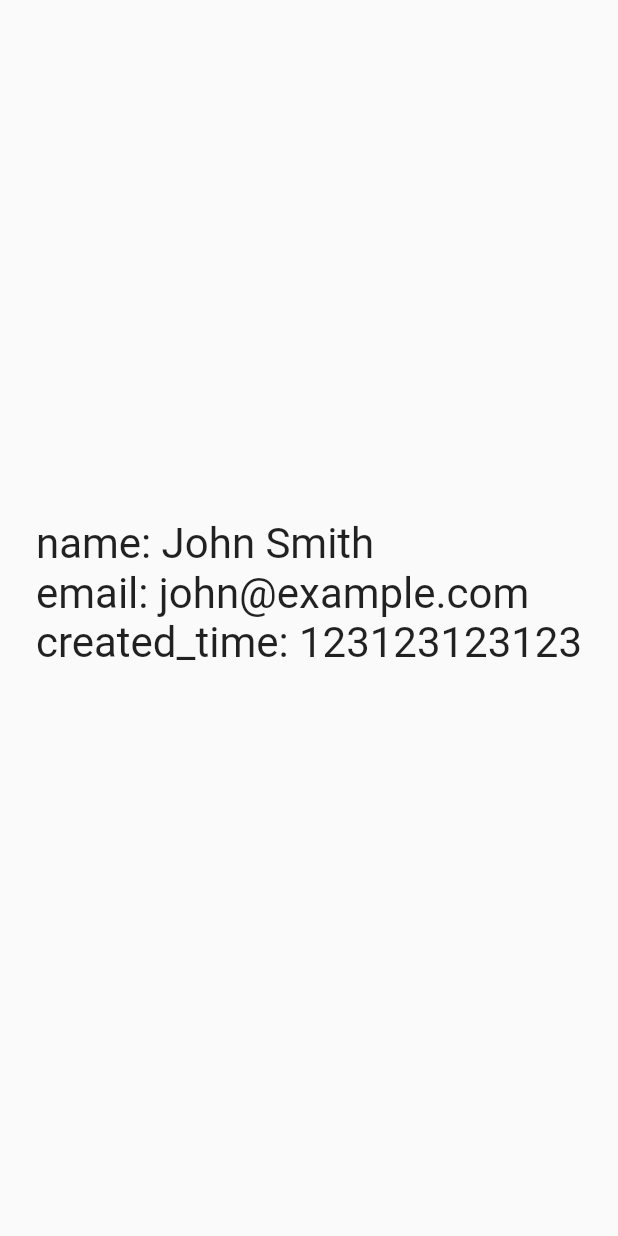
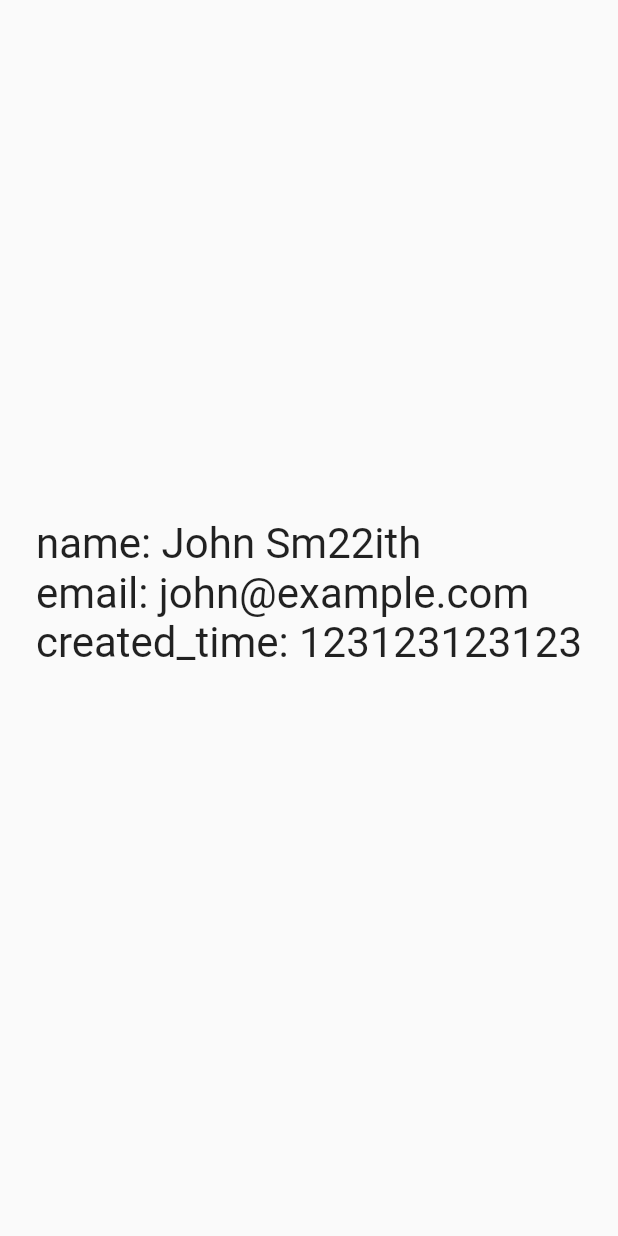
Before and after one commit to Dev-Beom/Flutter-JSON-using-example, a Flutter app: the screen it shows after launch, on a phone screen of 412 x 824 dp. Run offline on Flutter 3.47's test engine with Material 2 defaults, Android fonts, the phone set to English and light mode, and no system bars.

Commit message:
Using Class

```diff
--- a/lib/main.dart
+++ b/lib/main.dart
@@ -25,17 +25,38 @@ class JSONTest extends StatelessWidget {
   @override
   Widget build(BuildContext context) {
     String json =
-        '{"name": "John Smith", "email": "john@example.com", "created_time": 123123123123}';
+        '{"name": "John Sm22ith", "email": "john@example.com", "created_time": 123123123123}';
 
-    Map<String, dynamic> userMap = jsonDecode(
-        json); //String json을 jsonDecode가 가져와서 Map<String, dynamic>형으로 변환
+    Map<String, dynamic> userMap = jsonDecode(json);
+    //String json을 jsonDecode가 가져와서 Map<String, dynamic>형으로 변환
+
+    var user = User.fromJson(userMap);
 
     return Scaffold(
       body: Center(
           child: Text(
-        ' name: ${userMap['name']} \n email: ${userMap['email']} \n created_time: ${userMap['created_time']} \n',
+        ' name: ${user.name} \n email: ${user.email} \n created_time: ${user.createdTime} \n',
         textScaleFactor: 2,
       )),
     );
   }
 }
+
+class User {
+  final String name;
+  final String email;
+  final int createdTime;
+
+  User(this.name, this.email, this.createdTime);
+
+  User.fromJson(Map<String, dynamic> json)
+      : name = json['name'],
+        email = json['email'],
+        createdTime = json['created_time'];
+
+  Map<String, dynamic> toJson() => {
+        'name': name,
+        'email': email,
+        'created_time': createdTime,
+      };
+}
```
